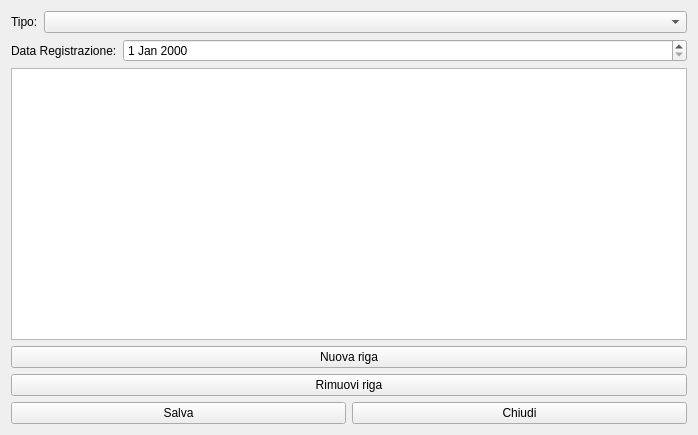
First picture: the form in cregistrazione.ui, repository fblabs/cimiapp2, before the edit.
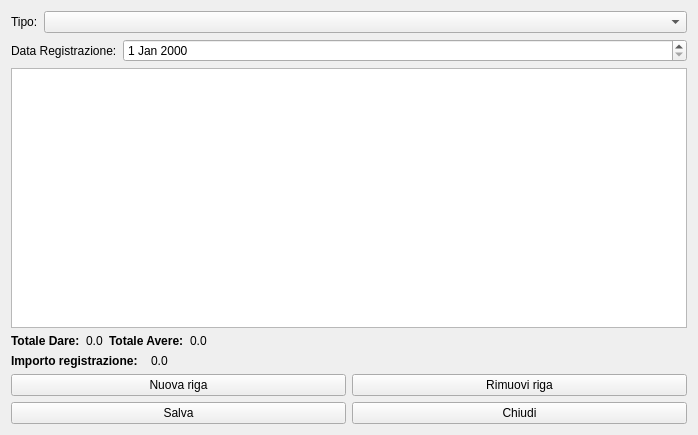
Second picture: the form after the edit. Icons and pictures are not drawn.

```diff
--- a/cregistrazione.ui
+++ b/cregistrazione.ui
@@ -13,10 +13,14 @@
   <property name="windowTitle">
    <string>Modifica Registrazione</string>
   </property>
+  <property name="windowIcon">
+   <iconset resource="graphics.qrc">
+    <normaloff>:/Resources/Pencil.PNG</normaloff>:/Resources/Pencil.PNG</iconset>
+  </property>
+  <layout class="QVBoxLayout" name="verticalLayout_4">
+   <item>
   <layout class="QVBoxLayout" name="verticalLayout_3">
    <item>
-    <layout class="QVBoxLayout" name="verticalLayout_2">
-     <item>
       <layout class="QVBoxLayout" name="verticalLayout">
        <item>
         <layout class="QFormLayout" name="formLayout">
@@ -68,6 +72,96 @@
       </widget>
      </item>
      <item>
+      <layout class="QVBoxLayout" name="verticalLayout_2">
+       <item>
+        <layout class="QFormLayout" name="formLayout_5">
+         <item row="0" column="0">
+          <layout class="QFormLayout" name="formLayout_3">
+           <item row="0" column="0">
+            <widget class="QLabel" name="label_3">
+             <property name="font">
+              <font>
+               <weight>75</weight>
+               <bold>true</bold>
+              </font>
+             </property>
+             <property name="text">
+              <string>Totale Dare:</string>
+             </property>
+            </widget>
+           </item>
+           <item row="0" column="1">
+            <widget class="QLabel" name="lbTotaleDare">
+             <property name="text">
+              <string>0.0</string>
+             </property>
+            </widget>
+           </item>
+          </layout>
+         </item>
+         <item row="0" column="1">
+          <layout class="QFormLayout" name="formLayout_4">
+           <item row="0" column="0">
+            <widget class="QLabel" name="label_4">
+             <property name="font">
+              <font>
+               <weight>75</weight>
+               <bold>true</bold>
+              </font>
+             </property>
+             <property name="text">
+              <string>Totale Avere:</string>
+             </property>
+            </widget>
+           </item>
+           <item row="0" column="1">
+            <widget class="QLabel" name="lbTotaleAvere">
+             <property name="text">
+              <string>0.0</string>
+             </property>
+            </widget>
+           </item>
+          </layout>
+         </item>
+        </layout>
+       </item>
+       <item>
+        <layout class="QHBoxLayout" name="horizontalLayout_2">
+         <item>
+          <widget class="QLabel" name="label_5">
+           <property name="maximumSize">
+            <size>
+             <width>134</width>
+             <height>16777215</height>
+            </size>
+           </property>
+           <property name="font">
+            <font>
+             <weight>75</weight>
+             <bold>true</bold>
+            </font>
+           </property>
+           <property name="text">
+            <string>Importo registrazione:</string>
+           </property>
+          </widget>
+         </item>
+         <item>
+          <widget class="QLabel" name="lbTotaleRegistrazione">
+           <property name="text">
+            <string>0.0</string>
+           </property>
+          </widget>
+         </item>
+        </layout>
+       </item>
+      </layout>
+     </item>
+    </layout>
+   </item>
+   <item>
+    <layout class="QHBoxLayout" name="horizontalLayout_3">
+     <item>
       <widget class="QPushButton" name="pushButton_3">
        <property name="text">
         <string>Nuova riga</string>
@@ -89,6 +183,8 @@
        </property>
       </widget>
      </item>
+    </layout>
+   </item>
      <item>
       <layout class="QHBoxLayout" name="horizontalLayout">
        <item>
@@ -124,8 +220,6 @@
           </size>
          </property>
         </widget>
-       </item>
-      </layout>
      </item>
     </layout>
    </item>
```
Lines whose indentation alone changed are shown as unchanged.
